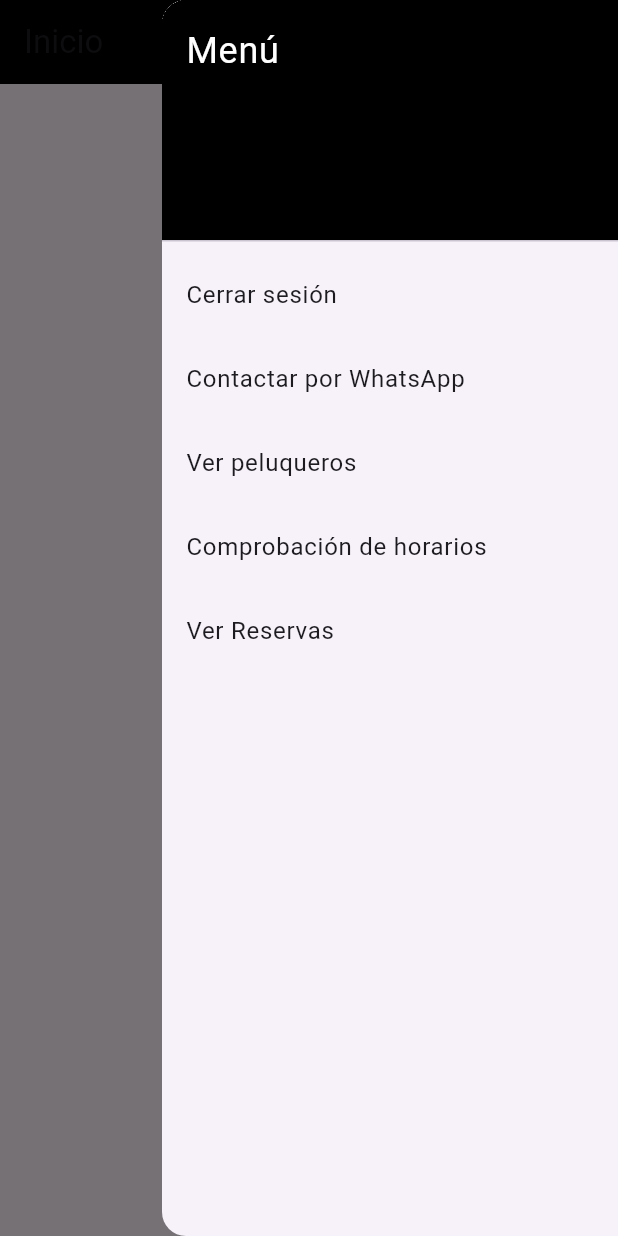
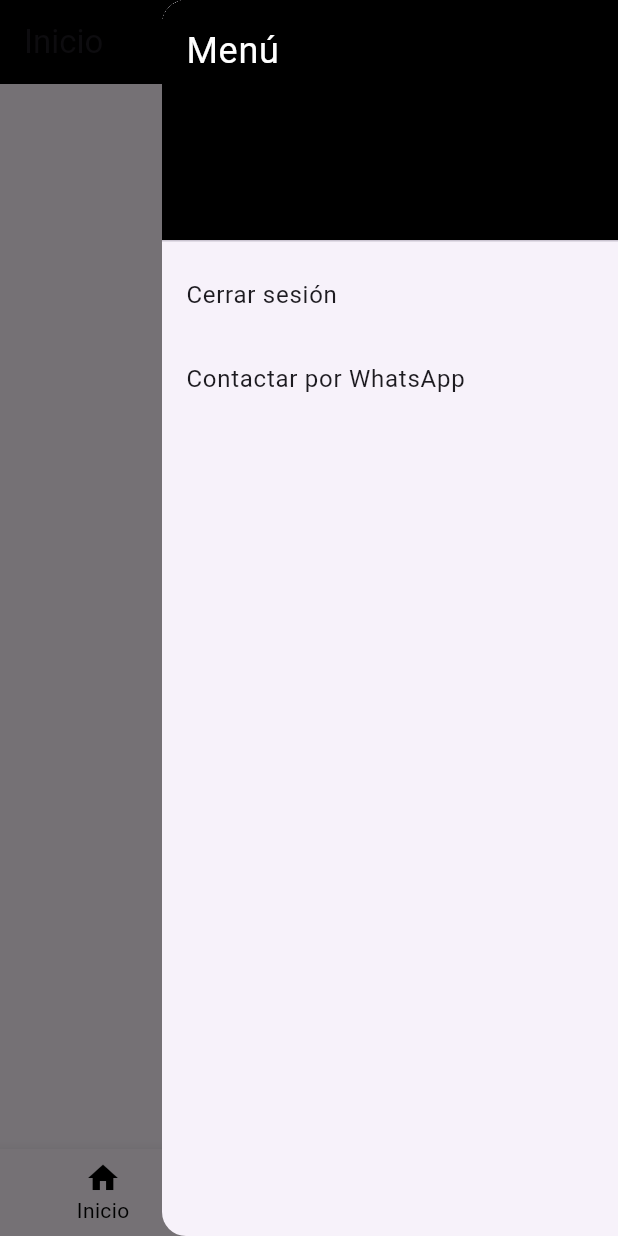
Before and after one commit to pabloaten/fl_peluqueria, a Flutter app: the HomeScreen screen opened directly, after a tap on the "menu" icon, on a phone screen of 412 x 824 dp. Run offline on Flutter 3.47's test engine with Material 3 defaults, Android fonts, the phone set to English and light mode, and no system bars; our stand-ins replace easy_search_bar, firebase_auth, firebase_core, local_auth, syncfusion_flutter_datepicker, table_calendar; accounts and stored records are empty.

Commit message:
MENU INFERIOR

```diff
--- a/lib/screens/home_screen.dart
+++ b/lib/screens/home_screen.dart
@@ -1,37 +1,72 @@
+import 'package:flutter/material.dart';
 import 'package:fl_peluqueria/app_theme/app_theme.dart';
 import 'package:fl_peluqueria/screens/calendariosyhorarios_screen.dart';
 import 'package:fl_peluqueria/screens/peluqueros_screen.dart';
 import 'package:fl_peluqueria/screens/reservas_screen.dart';
-import 'package:flutter/material.dart';
 import 'package:firebase_auth/firebase_auth.dart';
-import 'package:url_launcher/url_launcher.dart';
 import 'dart:io';
 import 'login_screen.dart';
 
-class HomeScreen extends StatelessWidget {
+class HomeScreen extends StatefulWidget {
   const HomeScreen({Key? key}) : super(key: key);
 
   @override
+  _HomeScreenState createState() => _HomeScreenState();
+}
+
+class _HomeScreenState extends State<HomeScreen> {
+  int _selectedIndex = 0;
+
+  final List<Widget> _screens = [
+    HomeContent(),
+    PeluquerosScreen(),
+    CalendarioYHorarioScreen(),
+    ReservasScreen(),
+  ];
+
+  @override
   Widget build(BuildContext context) {
-    User? user = FirebaseAuth.instance.currentUser;
-
-    return WillPopScope(
-      onWillPop: () async {
-        // Impedir que la pantalla se pueda retroceder
-        return false;
-      },
-      child: Scaffold(
+    return Scaffold(
       appBar: AppBar(
         title: const Text('Inicio'),
         backgroundColor: AppTheme.primary,
         automaticallyImplyLeading: false,
       ),
       endDrawer: _buildDrawer(context),
-        body: Center(
-          child: Text(user?.email ?? 'Usuario desconocido'),
+      body: _screens[_selectedIndex],
+      bottomNavigationBar: BottomNavigationBar(
+        currentIndex: _selectedIndex,
+        onTap: _onItemTapped,
+        backgroundColor: Colors.black,
+        selectedItemColor: Colors.black, // Color de los iconos seleccionados
+        unselectedItemColor:
+            Colors.black, // Establecer el color de fondo a negro
+        items: [
+          BottomNavigationBarItem(
+            icon: Icon(Icons.home),
+            label: 'Inicio',
           ),
+          BottomNavigationBarItem(
+            icon: Icon(Icons.people),
+            label: 'Peluqueros',
+          ),
+          BottomNavigationBarItem(
+            icon: Icon(Icons.calendar_today),
+            label: 'Calendario',
+          ),
+          BottomNavigationBarItem(
+            icon: Icon(Icons.event),
+            label: 'Reservas',
+          ),
+        ],
       ),
     );
+  }
+
+  void _onItemTapped(int index) {
+    setState(() {
+      _selectedIndex = index;
+    });
   }
 
   Widget _buildDrawer(BuildContext context) {
@@ -57,16 +92,6 @@ class HomeScreen extends StatelessWidget {
           _buildMenuItem(context, 'Contactar por WhatsApp', () {
             whatsapp();
           }),
-          _buildMenuItem(context, 'Ver peluqueros', () {
-           _goToPeluquerosScreen(context);
-          }),
-          _buildMenuItem(context, 'Comprobación de horarios', () {
-           _goToCalendariosScreen(context);
-          }),
-           _buildMenuItem(context, 'Ver Reservas', () {
-           _goToReservasScreen(context);
-          }),
-
           // Otros elementos del menú...
         ],
       ),
@@ -79,18 +104,21 @@ class HomeScreen extends StatelessWidget {
       onTap: onTap,
     );
   }
+
   void _goToPeluquerosScreen(BuildContext context) {
     Navigator.push(
       context,
       MaterialPageRoute(builder: (context) => PeluquerosScreen()),
     );
   }
+
   void _goToReservasScreen(BuildContext context) {
     Navigator.push(
       context,
-    MaterialPageRoute(builder: (context) =>ReservasScreen()),
+      MaterialPageRoute(builder: (context) => ReservasScreen()),
     );
   }
+
   void _goToCalendariosScreen(BuildContext context) {
     Navigator.push(
       context,
@@ -104,14 +132,6 @@ void _goToCalendariosScreen(BuildContext context) {
     var androidUrl = "whatsapp://send?phone=$contact&text=Hi, I need some help";
     var iosUrl =
         "https://wa.me/$contact?text=${Uri.parse('Hi, I need some help')}";
-
-    try {
-      if (Platform.isIOS) {
-        await launchUrl(Uri.parse(iosUrl));
-      } else {
-        await launchUrl(Uri.parse(androidUrl));
-      }
-    } on Exception {}
   }
 
   // Función para cerrar sesión
@@ -133,3 +153,14 @@ void _goToCalendariosScreen(BuildContext context) {
     }
   }
 }
+
+class HomeContent extends StatelessWidget {
+  @override
+  Widget build(BuildContext context) {
+    User? user = FirebaseAuth.instance.currentUser;
+
+    return Center(
+      child: Text(user?.email ?? 'Usuario desconocido'),
+    );
+  }
+}
```
Lines whose indentation alone changed are shown as unchanged.
